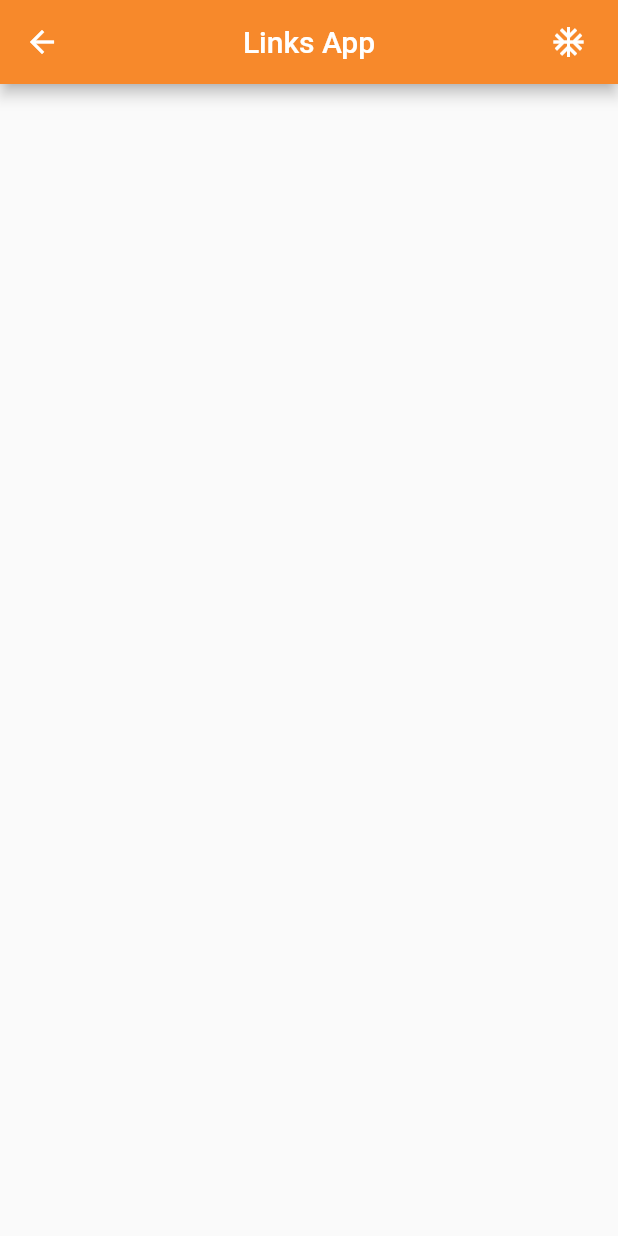
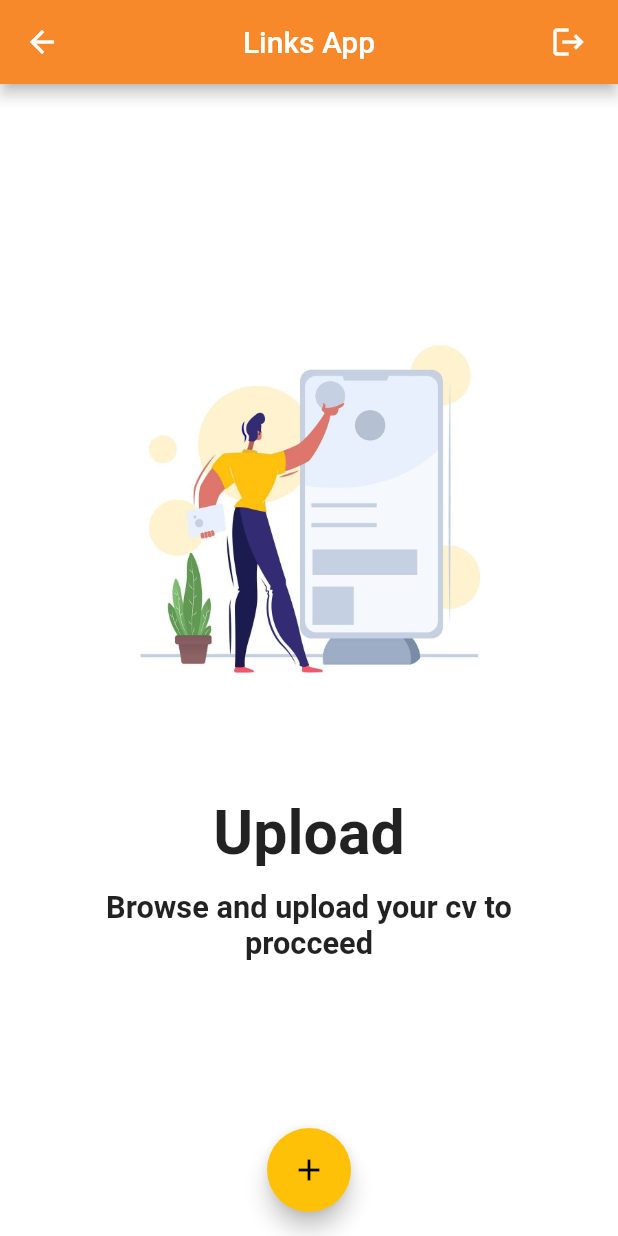
Before and after one commit to Terryo10/links_mobile, a Flutter app: the HomePage screen opened directly, on a phone screen of 412 x 824 dp. Run offline on Flutter 3.47's test engine with Material 2 defaults, Android fonts, the phone set to English and light mode, and no system bars; our stand-ins replace bloc, flutter_bloc, flutter_secure_storage, google_fonts; accounts and stored records are empty.

Commit message:
upload page

```diff
--- a/lib/app_blocs.dart
+++ b/lib/app_blocs.dart
@@ -3,6 +3,7 @@ import 'package:flutter_bloc/flutter_bloc.dart';
 import 'package:flutter_secure_storage/flutter_secure_storage.dart';
 import 'package:links_app/bloc/authentication_bloc/authentication_bloc.dart';
 import 'package:links_app/bloc/user_bloc/user_bloc.dart';
+import 'package:links_app/bloc/welcome_bloc/welcome_bloc.dart';
 import 'package:links_app/repositories/authentication_repository/authentication_repository.dart';
 import 'package:links_app/repositories/cache_repository/cache_repository.dart';
 
@@ -32,6 +33,10 @@ class AppBlocs extends StatelessWidget {
           ),
           lazy: false,
         ),
+
+        BlocProvider(
+          create: (context) => WelcomeBloc(),
+        ),
         BlocProvider(
           create: (context) => UserBloc(),
         ),
--- /dev/null
+++ b/lib/bloc/welcome_bloc/welcome_event.dart
@@ -0,0 +1,10 @@
+part of 'welcome_bloc.dart';
+
+@immutable
+abstract class WelcomeEvent {}
+
+class WelcomeLoginEvent extends WelcomeEvent{}
+
+class WelcomeRegisterEvent extends WelcomeEvent{}
+
+class WelcomeResetEvent extends WelcomeEvent{}
--- /dev/null
+++ b/lib/bloc/welcome_bloc/welcome_state.dart
@@ -0,0 +1,10 @@
+part of 'welcome_bloc.dart';
+
+@immutable
+abstract class WelcomeState {}
+
+class WelcomeInitial extends WelcomeState {}
+
+class WelcomeLoginState extends WelcomeState{}
+
+class WelcomeRegisterState extends WelcomeState{}
--- a/lib/ui/home_page.dart
+++ b/lib/ui/home_page.dart
@@ -1,5 +1,5 @@
 import 'package:flutter/material.dart';
-import 'package:flutter/services.dart';
+import 'package:links_app/ui/upload_pdf.dart';
 import 'package:links_app/ui/widgets/logout_popup.dart';
 
 class HomePage extends StatefulWidget {
@@ -34,13 +34,13 @@ class _HomePageState extends State<HomePage> {
                 child: Container(
                     height: 50,
                     width: 50,
-                    child: Icon(Icons.ac_unit)),
+                    child: Icon(Icons.logout)),
               ),
             ),
           ),
         ],
         ),
-        body: Container(),
+        body: UploadPdF(),
       ),
     );
   }
--- /dev/null
+++ b/lib/ui/upload_pdf.dart
@@ -0,0 +1,72 @@
+import 'package:flutter/material.dart';
+
+class UploadPdF extends StatefulWidget {
+  const UploadPdF({ Key? key }) : super(key: key);
+
+  @override
+  _UploadPdFState createState() => _UploadPdFState();
+}
+
+class _UploadPdFState extends State<UploadPdF> {
+
+    String tit = 'Uploading....';
+  String sub = 'Please wait a moment while we upload your files.';
+  @override
+  Widget build(BuildContext context) {
+      return Scaffold(
+        floatingActionButton: FloatingActionButton(
+                onPressed: () {
+
+                },
+                backgroundColor: Colors.amber,
+                child: Icon(
+                  Icons.add,
+                  color: Colors.black,
+                ),
+              )
+            ,
+        floatingActionButtonLocation: FloatingActionButtonLocation.centerFloat,
+        backgroundColor: Colors.white,
+        body: Column(
+          crossAxisAlignment: CrossAxisAlignment.center,
+          mainAxisAlignment: MainAxisAlignment.center,
+          children: <Widget>[
+            Container(
+              height: MediaQuery.of(context).size.width * 0.6,
+              width: MediaQuery.of(context).size.height,
+              decoration: BoxDecoration(
+                  image: DecorationImage(
+                      image: AssetImage('assets/uploads.jpeg'))),
+            ),
+            SizedBox(
+              height: 60.0,
+            ),
+            Text(
+              'Upload',
+              style: TextStyle(
+                fontWeight: FontWeight.bold,
+                fontSize: 40.5,
+              ),
+            ),
+            SizedBox(
+              height: 15.0,
+            ),
+            Padding(
+              padding: const EdgeInsets.only(left: 30.0, right: 30.0),
+              child: Text(
+                'Browse and upload your cv to procceed',
+                textAlign: TextAlign.center,
+                style: TextStyle(
+                  fontWeight: FontWeight.bold,
+                  fontSize: 20.5,
+                ),
+              ),
+            ),
+            SizedBox(
+              height: 15.0,
+            ),
+          ],
+        ));
+  }
+
+}
--- a/pubspec.yaml
+++ b/pubspec.yaml
@@ -47,8 +47,8 @@ flutter:
   uses-material-design: true
 
   # To add assets to your application, add an assets section, like this:
-  # assets:
-  #   - images/a_dot_burr.jpeg
+  assets:
+    - assets/
   #   - images/a_dot_ham.jpeg
 
   # An image asset can refer to one or more resolution-specific "variants", see
```
Also changed, not shown: lib/bloc/welcome_bloc/welcome_bloc.dart (added, +28 -0 lines), lib/ui/auth/login_page.dart (+7 -9 lines), lib/ui/auth/sign_up_page.dart (+4 -3 lines), lib/ui/auth/welcome.dart (+18 -4 lines), lib/ui/single_job_details.dart (added, +17 -0 lines), assets/uploads.jpeg (added), lib/ui/cv_list_page.dart (added), lib/ui/cv_preview_page.dart (added), lib/ui/job_listing.dart (added).
